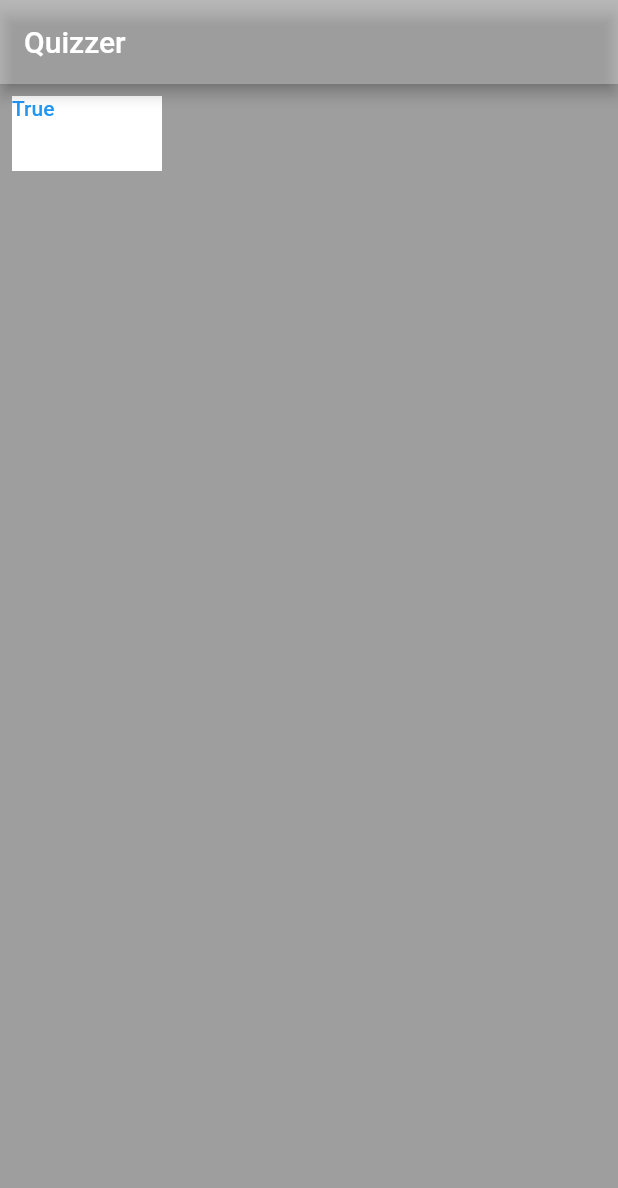
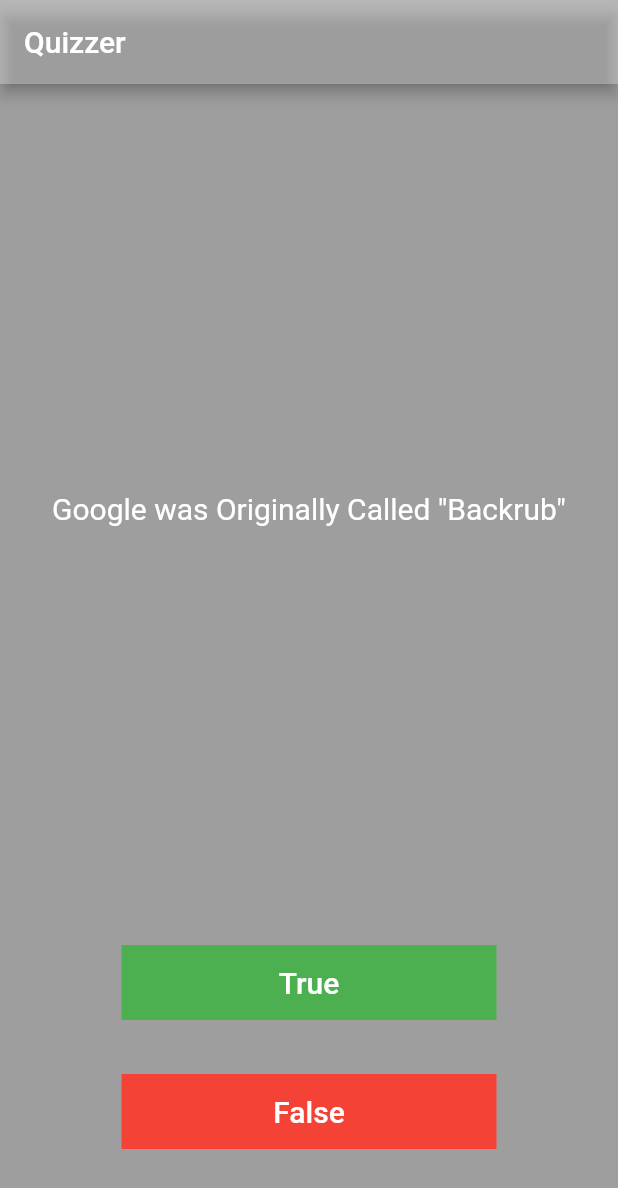
Before and after one commit to shashiradw/quizzer, a Flutter app: the screen it shows after launch, on a phone screen of 412 x 824 dp. Shown: the top 1188 px of the screen. Run offline on Flutter 3.47's test engine with Material 2 defaults, Android fonts, the phone set to English and light mode, and no system bars.

Commit message:
2 button added

```diff
--- a/lib/main.dart
+++ b/lib/main.dart
@@ -12,6 +12,7 @@ class QuizApp extends StatefulWidget {
 class _QuizAppState extends State<QuizApp> {
   @override
   Widget build(BuildContext context) {
+
     return MaterialApp(
       debugShowCheckedModeBanner: false,
       home: Scaffold(
@@ -21,21 +22,63 @@ class _QuizAppState extends State<QuizApp> {
         ),
         backgroundColor: Colors.black38,
 
-        body: Column(
+        body: Center(
+          child: Column(
             children: [
+                 Expanded(
+                  child: Container(
+                    margin: EdgeInsets.only(left: 20.0, right: 20.0),
+                    alignment: Alignment.center,
+                    child: Text('Google was Originally Called "Backrub"',
+                      style: TextStyle(
+                        color: Colors.white,
+                        fontSize: 20.0,
+                      ),
+                    ),
+                  ),
+                ),
+              //True Btn
              TextButton(
                  onPressed: (){
-
                  },
                  child: Container(
-                 color: Colors.white,
-                 width: 100.0,
+                   margin: EdgeInsets.only(bottom: 20.0),
+                   alignment: Alignment.center,
+                   color: Colors.green,
+                   width: 250.0,
                    height: 50.0,
                    child: Text('True',
+                     style: TextStyle(
+                       color: Colors.white,
+                       fontSize: 20.0,
+                     ),
+                   ),
+                 ),
+             ),
+
+              //False btn
+              Center(
+                child: TextButton(
+                  onPressed: (){
+                  },
+                  child: Container(
+                    margin: EdgeInsets.only(bottom: 50.0),
+                    alignment: Alignment.center,
+                    color: Colors.red,
+                    width: 250.0,
+                    height: 50.0,
+                    child: Text('False',
+                      style: TextStyle(
+                        color: Colors.white,
+                        fontSize: 20.0,
+                      ),
+                    ),
                   ),
                 ),
               )
+
             ],
+          ),
         ),
 
       ),
```
Lines whose indentation alone changed are shown as unchanged.
